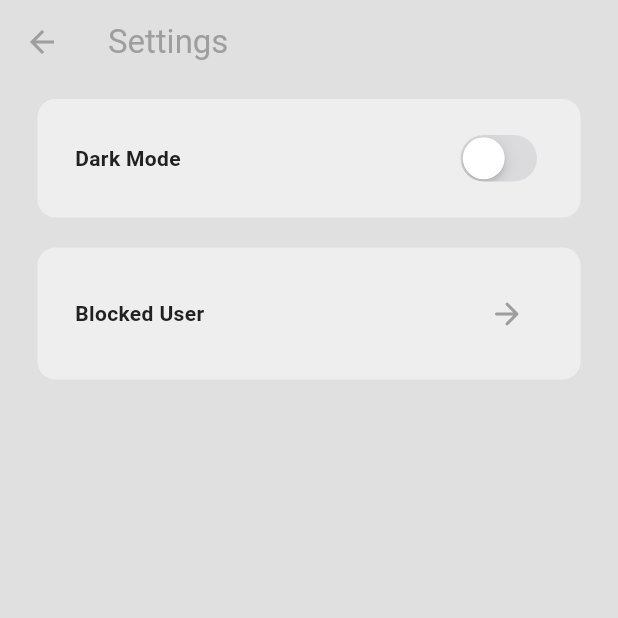
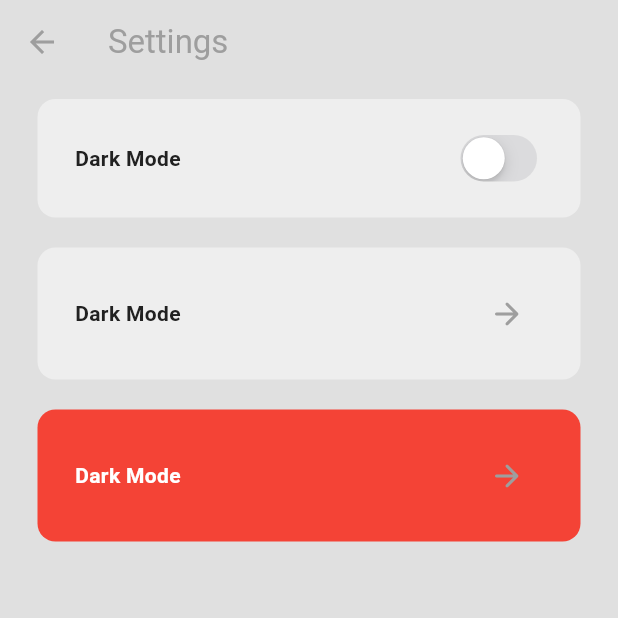
Before and after one commit to Manishk031/Real-time-chat-app, a Flutter app: the screen it shows once a user with an empty profile is signed in, in the side drawer, after a tap on "S E T T I N G", on a phone screen of 412 x 824 dp, the top half of it. Run offline on Flutter 3.47's test engine with Material 3 defaults, Android fonts, the phone set to English and light mode, and no system bars; our stand-ins replace cloud_firestore, firebase_auth, firebase_core; accounts and stored records are empty; network calls fail.

Commit message:
DELETED FEATURE ADDED

```diff
--- a/lib/Pages/setting_page.dart
+++ b/lib/Pages/setting_page.dart
@@ -1,6 +1,8 @@
 import 'package:flutter/cupertino.dart';
 import 'package:flutter/material.dart';
 import 'package:provider/provider.dart';
+import 'package:real_time_chat/componenets/my_setting_list_tile.dart';
+import 'package:real_time_chat/services/auth/auth_services.dart';
 import 'package:real_time_chat/themes/theme_provider.dart';
 
 import 'blocked_users.dart';
@@ -8,6 +10,56 @@ import 'blocked_users.dart';
 
 class SettingPage extends StatelessWidget{
   const SettingPage({super.key});
+
+  //confirm user wants to deleted account
+
+   void userWantsToDeletedAccount(BuildContext context) async{
+     //store the user decision in this boolean
+     bool confirm = await showDialog(
+         context: context,
+         builder: (context){
+           return AlertDialog(
+             title: const Text("Confirm Deleted"),
+             content: const Text(
+               "This will delete your account permanently. Are you sure want to proceed?"
+             ),
+           actions:[
+             MaterialButton(
+                 onPressed: () => Navigator.of(context).pop(false),
+                 color: Theme.of(context).colorScheme.inversePrimary,
+                 child:Text(
+                     'Cancel',
+                 style: TextStyle(
+                   color: Theme.of(context).colorScheme.background),
+                 ),
+           ),
+
+             // confirm button-------
+             MaterialButton(
+               onPressed: () => Navigator.of(context).pop(true),
+               color: Theme.of(context).colorScheme.inversePrimary,
+               child:Text(
+                 'Deleted',
+                 style: TextStyle(
+                     color: Theme.of(context).colorScheme.background),
+               ),
+             ),
+           ],
+           );
+         },
+     )??
+     false;
+     // if the user confirmed, proceed with deletion
+
+     if(confirm){
+       try{
+         Navigator.pop(context);
+         await AuthServices().deleteAccount();
+       }catch(e){
+         //handle
+       }
+     }
+   }
 
   @override
   Widget build(BuildContext context) {
@@ -25,69 +77,52 @@ class SettingPage extends StatelessWidget{
           constraints: const BoxConstraints(maxWidth: 600),
           child: Column(
             children: [
+
               // Dark mode toggle
-              Container(
-                decoration: BoxDecoration(
+              MySettingListTile(
+              title: "Dark Mode",
+              action: CupertinoSwitch(
+                onChanged: (value) =>
+                  Provider.of<ThemeProvider>(context, listen: false)
+                      .toggleTheme(),
+                value: Provider.of<ThemeProvider>(context, listen: false)
+                    .isDarkMode,
+              ),
                 color: Theme.of(context).colorScheme.secondary,
-                  borderRadius: BorderRadius.circular(12),
-                ),
-                margin: const EdgeInsets.symmetric(horizontal: 25, vertical: 10),
-                padding: const EdgeInsets.symmetric(horizontal: 25, vertical: 20),
-                child: Row(
-                  mainAxisAlignment: MainAxisAlignment.spaceBetween,
-                  children: [
-                    // Dark mode label
-                    Text(
-                      "Dark Mode",
-                      style: TextStyle(
-                        fontWeight: FontWeight.bold,
-                        color: Theme.of(context).colorScheme.inversePrimary,
-                      ),
-                    ),
-                    // Switch for dark mode
-                    CupertinoSwitch(
-                      onChanged: (value) {
-                        Provider.of<ThemeProvider>(context, listen: false)
-                            .toggleTheme();
-                      },
-                      value: Provider.of<ThemeProvider>(context).isDarkMode,
-                    ),
-                  ],
-                ),
+                textColor: Theme.of(context).colorScheme.inversePrimary,
         ),
 
               //Blocked User
-              Container(
-                decoration: BoxDecoration(
-                  color: Theme.of(context).colorScheme.secondary,
-                  borderRadius: BorderRadius.circular(12),
-                ),
-                margin: const EdgeInsets.symmetric(horizontal: 25, vertical: 10),
-                padding: const EdgeInsets.symmetric(horizontal: 25, vertical: 20),
-                child: Row(
-                  mainAxisAlignment: MainAxisAlignment.spaceBetween,
-                  children: [
-                    // title blocked
-                    Text(
-                      "Blocked User",
-                      style: TextStyle(
-                        fontWeight: FontWeight.bold,
-                        color: Theme.of(context).colorScheme.inversePrimary,
-                      ),
-                    ),
-                    // button blocked to go users page..
-                    IconButton(
+              MySettingListTile(
+                  title: "Blocked User",
+                  action:  IconButton(
                 onPressed: () => Navigator.push(
                     context,
                     MaterialPageRoute(
                         builder: (context) => BlockedUserPage())),
-                        icon: Icon(Icons.arrow_forward_rounded,
+                        icon: Icon(
+                          Icons.arrow_forward_rounded,
                           color: Theme.of(context).colorScheme.primary,
                 ),
-                    )
-                  ],
+              ),
+                color: Theme.of(context).colorScheme.secondary,
+                textColor: Theme.of(context).colorScheme.inversePrimary,
+              ),
+
+              // deleted button
+              MySettingListTile(
+                  title: "Deleted account",
+                  action: IconButton(
+                      onPressed: () => userWantsToDeletedAccount(context),
+                      icon: Icon(
+                        Icons.arrow_forward_rounded,
+                        color: Theme.of(context).colorScheme.primary,
                       ),
                   ),
+                  color: Colors.red.shade500,
+                textColor: Theme.of(context).colorScheme.tertiary,
+              )
+
             ],
           ),
         ),
--- /dev/null
+++ b/lib/componenets/my_setting_list_tile.dart
@@ -0,0 +1,44 @@
+import'package:flutter/material.dart';
+
+class MySettingListTile extends StatelessWidget{
+  final String title;
+  final  Widget action;
+  final Color color;
+  final Color textColor;
+  const MySettingListTile({super.key,
+    required this.title,
+    required this.action,
+    required this.color,
+    required this.textColor
+  });
+
+
+  @override
+  Widget build(BuildContext context) {
+   return Container(
+     decoration: BoxDecoration(
+       color: color,
+       borderRadius: BorderRadius.circular(12),
+     ),
+     margin: const EdgeInsets.symmetric(horizontal: 25, vertical: 10),
+     padding: const EdgeInsets.symmetric(horizontal: 25, vertical: 20),
+     child: Row(
+       mainAxisAlignment: MainAxisAlignment.spaceBetween,
+       children: [
+         // title
+         Text(
+           "Dark Mode",
+           style: TextStyle(
+             fontWeight: FontWeight.bold,
+             color: textColor,
+           ),
+         ),
+
+         // action
+         action
+
+       ],
+     ),
+   );
+  }
+}
```
Also changed, not shown: lib/services/auth/auth_services.dart (+16 -2 lines). Lines whose indentation alone changed are shown as unchanged.
